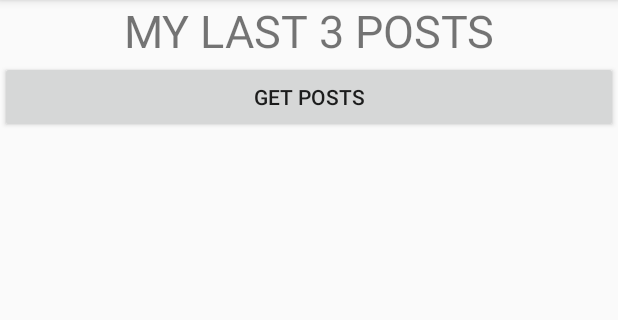
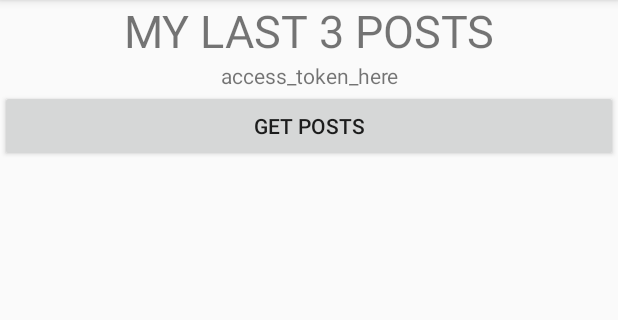
Before and after one commit to VisVires/CS496, an Android app: the screen it shows after launch (MainActivity), on a phone screen of 412 x 824 dp, the part 84-404 px from its top. Run offline under Robolectric (Android 15) with nearby library versions, the light colour scheme and no system bars; libraries missing offline, so code that uses them is left out: net.openid.appauth; 1 statement that could not run was skipped.

Commit message:
finished skeleton of oauth request

```diff
--- a/Assignment7/app/src/main/java/com/oauth/georgew/oauthapp/MainActivity.java
+++ b/Assignment7/app/src/main/java/com/oauth/georgew/oauthapp/MainActivity.java
@@ -1,21 +1,79 @@
 package com.oauth.georgew.oauthapp;
 
+import android.app.PendingIntent;
+import android.content.Intent;
+import android.content.SharedPreferences;
 import android.net.Uri;
+import android.support.annotation.Nullable;
 import android.support.v7.app.AppCompatActivity;
 import android.os.Bundle;
+import android.widget.TextView;
+
+import net.openid.appauth.AuthState;
+import net.openid.appauth.AuthorizationException;
+import net.openid.appauth.AuthorizationRequest;
+import net.openid.appauth.AuthorizationService;
+import net.openid.appauth.AuthorizationServiceConfiguration;
+import net.openid.appauth.ResponseTypeValues;
+
+import org.json.JSONException;
 
 public class MainActivity extends AppCompatActivity {
 
+    String CLIENT_ID = "327991664103-3ij54mg8q56qeclp6a1i4jjn7jtfk8uj.apps.googleusercontent.com";
+    private AuthorizationService completeAuthorizationService;
+    private AuthState authState;
+    TextView access_token;
+
     @Override
     protected void onCreate(Bundle savedInstanceState) {
-        String CLIENT_ID = "327991664103-3ij54mg8q56qeclp6a1i4jjn7jtfk8uj.apps.googleusercontent.com";
         super.onCreate(savedInstanceState);
         setContentView(R.layout.activity_main);
+        /*authState.performActionWithFreshTokens(completeAuthorizationService, new AuthState.AuthStateAction() {
+            @Override
+            public void execute(@Nullable String accessToken, @Nullable String idToken, @Nullable AuthorizationException e) {
+                access_token.setText(accessToken);
+            }
+        });*/
+    }
+
+    @Override
+    protected void onStart(){
+        authState = getOrCreateAuthState();
+        super.onStart();
+    }
+
+    AuthState getOrCreateAuthState(){
+        AuthState authorization = null;
+        SharedPreferences authorizationPreference = getSharedPreferences("auth", MODE_PRIVATE);
+        String stateJson = authorizationPreference.getString("stateJson", null);
+        if(stateJson != null){
+            try {
+                authorization = AuthState.jsonDeserialize(stateJson);
+            } catch (JSONException je){
+                je.printStackTrace();
+                return null;
+            }
+        }
+        if (authorization != null && authorization.getAccessToken() != null){
+            return authorization;
+        } else {
+            createAuthState();
+            return null;
+        }
     }
 
     void createAuthState(){
         Uri authEndPoint = new Uri.Builder().scheme("https").authority("accounts.google.com").path("o/oauth2/v2/auth").build();
         Uri tokenEndPoint = new Uri.Builder().scheme("https").authority("www.googleapis.com").path("/oauth2/v4/token").build();
-        Uri redirect = new Uri.Builder().scheme("com.oauth.georgew.oauthapp").path("foo").build();
+        Uri redirect = new Uri.Builder().scheme("com.oauth.georgew.oauthapp").path("path").build();
+
+        AuthorizationServiceConfiguration config = new AuthorizationServiceConfiguration(authEndPoint, tokenEndPoint, null);
+        AuthorizationRequest req = new AuthorizationRequest.Builder(config, CLIENT_ID, ResponseTypeValues.CODE, redirect).setScopes(
+                "https://www.googleapis.com/auth/plus.me", "https://www.googleapis.com/auth/plus.stream.write", "https://www.googleapis.com/auth/plus.stream.read"
+        ).build();
+
+        Intent authComplete = new Intent(this, AuthComplete.class);
+        completeAuthorizationService.performAuthorizationRequest(req, PendingIntent.getActivity(this, req.hashCode(), authComplete, 0));
     }
 }
--- a/Assignment7/app/src/main/res/layout/activity_main.xml
+++ b/Assignment7/app/src/main/res/layout/activity_main.xml
@@ -14,6 +14,12 @@
         android:textSize="30dp"
         android:text="MY LAST 3 POSTS"
         android:textAlignment="center" />
+    <TextView
+        android:id="@+id/access_token"
+        android:layout_width="match_parent"
+        android:layout_height="wrap_content"
+        android:text="access_token_here"
+        android:textAlignment="center" />
     <Button
         android:layout_width="match_parent"
         android:layout_height="wrap_content"
```
Also changed, not shown: Assignment7/app/src/main/java/com/oauth/georgew/oauthapp/AuthComplete.java (+28 -0 lines).
